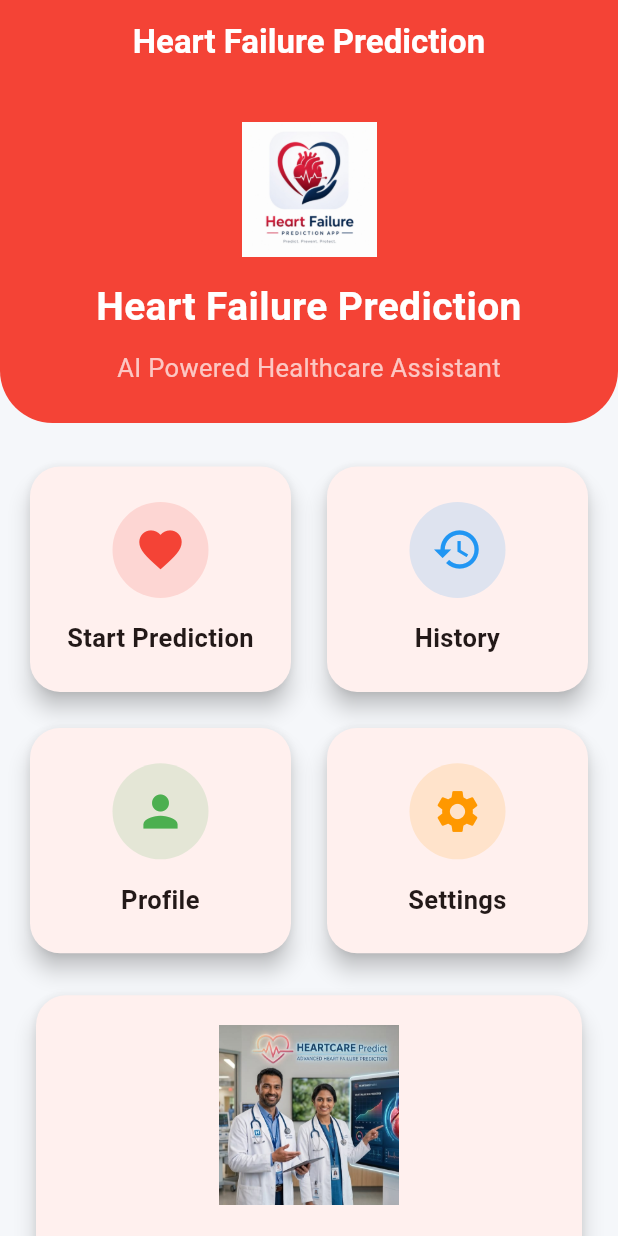
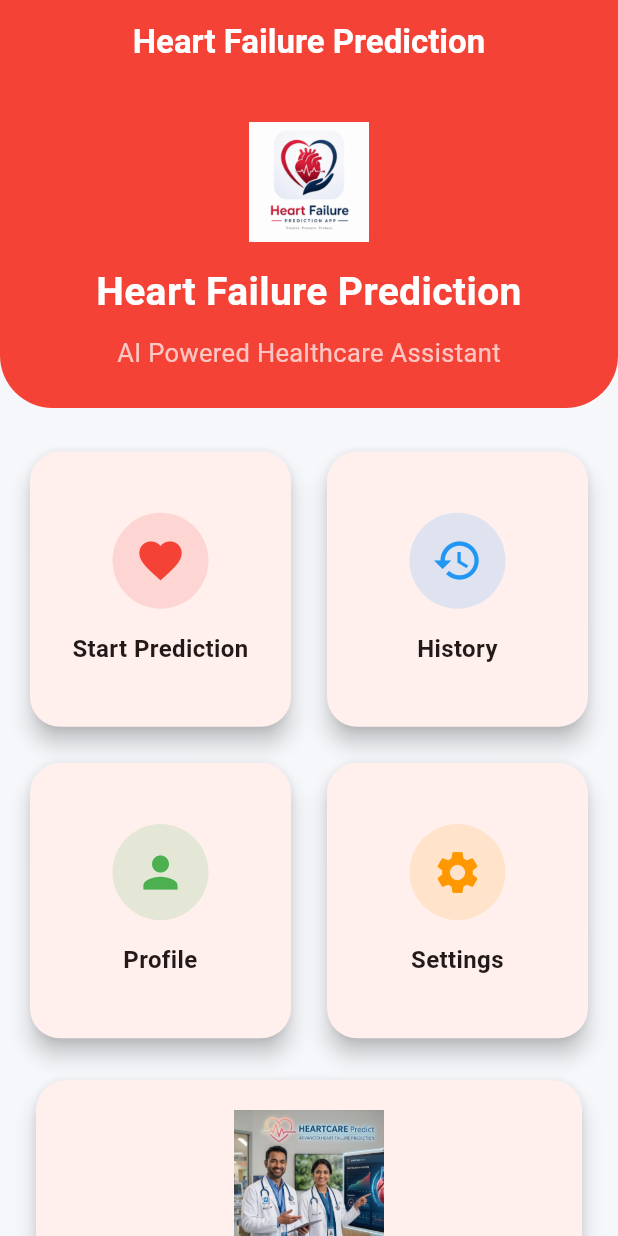
Before and after one commit to rimi-sudo434/heart_failure_prediction_app, a Flutter app: the screen it shows after launch, on a phone screen of 412 x 824 dp. Run offline on Flutter 3.47's test engine with Material 3 defaults, Android fonts, the light colour scheme and no system bars.

Commit message:
Fix menu card overflow and update home screen

```diff
--- a/lib/screens/home_screen.dart
+++ b/lib/screens/home_screen.dart
@@ -47,8 +47,9 @@ class HomeScreen extends StatelessWidget {
 
     Image.asset(
       'assets/images/app_logo.jpeg',
-      width: 90,
-      height: 90,
+      width: 80,
+      height: 80,
+      fit: BoxFit.contain,
     ),
 
                   SizedBox(height: 15),
@@ -86,7 +87,7 @@ class HomeScreen extends StatelessWidget {
                 physics: const NeverScrollableScrollPhysics(),
                 mainAxisSpacing: 16,
                 crossAxisSpacing: 16,
-                childAspectRatio: 1.15,
+                childAspectRatio: 0.95,
                 children: [
 
                   _menuCard(
@@ -168,8 +169,8 @@ class HomeScreen extends StatelessWidget {
 
       Image.asset(
         'assets/images/doctor_heart.jpg',
-        width: 120,
-        height: 120,
+        width: 100,
+        height: 100,
         fit: BoxFit.cover,
       ),
 
@@ -264,9 +265,11 @@ class HomeScreen extends StatelessWidget {
               Text(
   title,
   textAlign: TextAlign.center,
+  maxLines: 2,
+  overflow: TextOverflow.ellipsis,
   style: const TextStyle(
     fontWeight: FontWeight.bold,
-                  fontSize: 17,
+    fontSize: 16,
   ),
 ),
             ],
```
Lines whose indentation alone changed are shown as unchanged.
